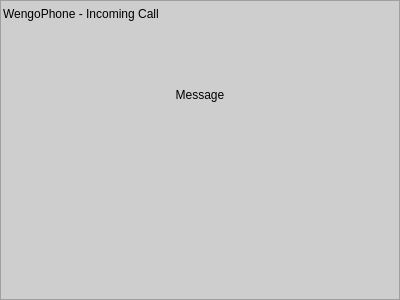
First picture: the form in wengophone/src/presentation/qt/toaster/QtCallToaster.ui, repository tkrotoff/WengoPhone, before the edit.
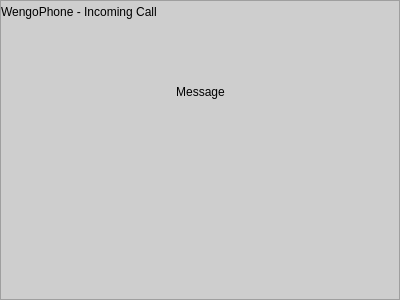
Second picture: the form after the edit. Icons and pictures are not drawn. Custom widgets are drawn as their Qt base class.

```diff
--- a/wengophone/src/presentation/qt/toaster/QtCallToaster.ui
+++ b/wengophone/src/presentation/qt/toaster/QtCallToaster.ui
@@ -570,17 +570,53 @@
       <property name="spacing" >
        <number>0</number>
       </property>
+      <item row="1" column="0" >
+       <layout class="QGridLayout" >
+        <property name="margin" >
+         <number>0</number>
+        </property>
+        <property name="spacing" >
+         <number>0</number>
+        </property>
+        <item row="0" column="2" >
+         <spacer>
+          <property name="orientation" >
+           <enum>Qt::Horizontal</enum>
+          </property>
+          <property name="sizeHint" >
+           <size>
+            <width>40</width>
+            <height>20</height>
+           </size>
+          </property>
+         </spacer>
+        </item>
+        <item row="0" column="0" >
+         <spacer>
+          <property name="orientation" >
+           <enum>Qt::Horizontal</enum>
+          </property>
+          <property name="sizeHint" >
+           <size>
+            <width>40</width>
+            <height>20</height>
+           </size>
+          </property>
+         </spacer>
+        </item>
+        <item row="0" column="1" >
+         <widget class="QLabel" name="messageLabel" >
+          <property name="text" >
+           <string>Message</string>
+          </property>
+          <property name="alignment" >
+           <set>Qt::AlignCenter</set>
+          </property>
+         </widget>
+        </item>
+       </layout>
+      </item>
       <item row="2" column="0" >
-       <widget class="QLabel" name="pixmapLabel" >
-        <property name="pixmap" >
-         <pixmap resource="../wengophone.qrc" >:/pics/default-avatar.png</pixmap>
-        </property>
-        <property name="alignment" >
-         <set>Qt::AlignCenter</set>
-        </property>
-       </widget>
-      </item>
-      <item row="2" column="1" >
        <layout class="QGridLayout" >
         <property name="margin" >
          <number>0</number>
@@ -588,20 +624,30 @@
         <property name="spacing" >
          <number>0</number>
         </property>
-        <item row="0" column="2" >
+        <item row="0" column="0" >
          <spacer>
           <property name="orientation" >
            <enum>Qt::Horizontal</enum>
           </property>
           <property name="sizeHint" >
            <size>
-            <width>20</width>
-            <height>40</height>
+            <width>40</width>
+            <height>20</height>
            </size>
           </property>
          </spacer>
         </item>
-        <item row="0" column="0" >
+        <item row="0" column="1" >
+         <widget class="QLabel" name="pixmapLabel" >
+          <property name="pixmap" >
+           <pixmap resource="../wengophone.qrc" >:/pics/avatar_default.png</pixmap>
+          </property>
+          <property name="alignment" >
+           <set>Qt::AlignCenter</set>
+          </property>
+         </widget>
+        </item>
+        <item row="0" column="2" >
          <widget class="WengoStyleLabel" name="hangUpButton" >
           <property name="frameShape" >
            <enum>QFrame::NoFrame</enum>
@@ -611,7 +657,7 @@
           </property>
          </widget>
         </item>
-        <item row="0" column="1" >
+        <item row="0" column="3" >
          <widget class="WengoStyleLabel" name="pickUpButton" >
           <property name="frameShape" >
            <enum>QFrame::NoFrame</enum>
@@ -621,12 +667,25 @@
           </property>
          </widget>
         </item>
+        <item row="0" column="4" >
+         <spacer>
+          <property name="orientation" >
+           <enum>Qt::Horizontal</enum>
+          </property>
+          <property name="sizeHint" >
+           <size>
+            <width>40</width>
+            <height>20</height>
+           </size>
+          </property>
+         </spacer>
+        </item>
        </layout>
       </item>
-      <item row="0" column="0" colspan="2" >
+      <item row="0" column="0" >
        <layout class="QHBoxLayout" >
         <property name="margin" >
-         <number>2</number>
+         <number>0</number>
         </property>
         <property name="spacing" >
          <number>0</number>
@@ -652,7 +711,7 @@
          </spacer>
         </item>
         <item>
-         <widget class="QPushButton" name="closeButton" >
+         <widget class="QToolButton" name="closeButton" >
           <property name="sizePolicy" >
            <sizepolicy>
             <hsizetype>0</hsizetype>
@@ -676,23 +735,13 @@
           <property name="icon" >
            <iconset resource="../wengophone.qrc" >:/pics/close_normal.png</iconset>
           </property>
-          <property name="flat" >
+          <property name="autoRaise" >
            <bool>true</bool>
           </property>
          </widget>
         </item>
        </layout>
       </item>
-      <item row="1" column="0" colspan="2" >
-       <widget class="QLabel" name="messageLabel" >
-        <property name="text" >
-         <string>Message</string>
-        </property>
-        <property name="alignment" >
-         <set>Qt::AlignCenter</set>
-        </property>
-       </widget>
-      </item>
      </layout>
     </widget>
    </item>
```
